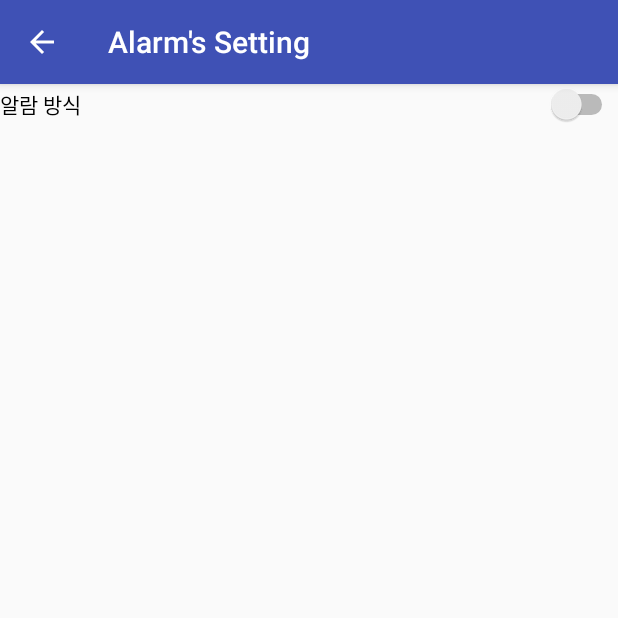
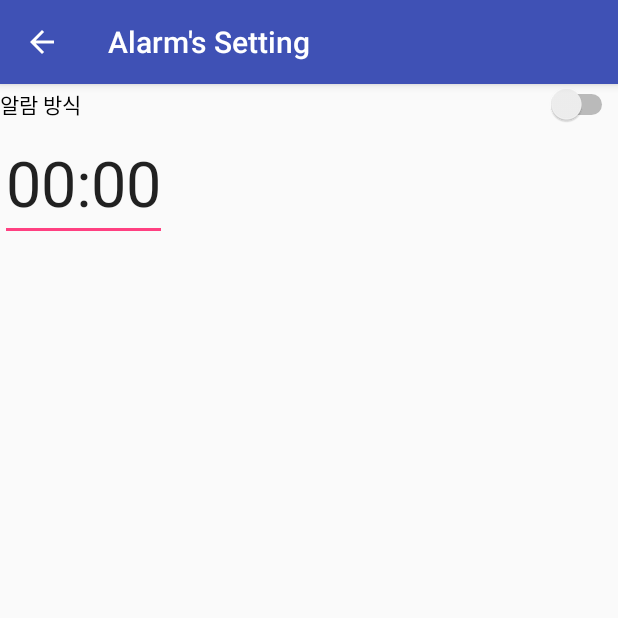
Before and after one commit to lwonho92/SIUC-app, an Android app: the DetailActivity screen opened directly, with no data from a screen before it, on a phone screen of 412 x 824 dp, the top half of it. Run offline under Robolectric (Android 15) with nearby library versions, the phone set to English and light mode, and no system bars.

Commit message:
Add Time Picker Utils file.
Add Time Picker Utils.

```diff
--- a/SleepIfUCan/app/src/main/res/layout/activity_detail.xml
+++ b/SleepIfUCan/app/src/main/res/layout/activity_detail.xml
@@ -1,5 +1,5 @@
 <?xml version="1.0" encoding="utf-8"?>
-<RelativeLayout xmlns:android="http://schemas.android.com/apk/res/android"
+<LinearLayout xmlns:android="http://schemas.android.com/apk/res/android"
     xmlns:tools="http://schemas.android.com/tools"
     android:id="@+id/activity_detail"
     android:layout_width="match_parent"
@@ -8,10 +8,18 @@
     android:paddingLeft="@dimen/activity_horizontal_margin"
     android:paddingRight="@dimen/activity_horizontal_margin"
     android:paddingTop="@dimen/activity_vertical_margin"
+    android:orientation="vertical"
     tools:context="com.example.my.sleepifucan.DetailActivity">
     <Switch
         android:id="@+id/switchType"
         android:layout_width="match_parent"
         android:layout_height="wrap_content"
         android:text="알람 방식" />
-</RelativeLayout>
+
+    <EditText
+        android:layout_width="wrap_content"
+        android:layout_height="wrap_content"
+        android:text="@string/default_time"
+        android:textSize="42sp"
+        android:onClick="showTimePickerDialog" />
+</LinearLayout>
--- a/SleepIfUCan/app/src/main/res/values/strings.xml
+++ b/SleepIfUCan/app/src/main/res/values/strings.xml
@@ -2,4 +2,5 @@
     <string name="app_name">Sleep If U Can</string>
 
     <string name="content_authority">com.example.my.sleepifucan;</string>
+    <string name="default_time">00:00</string>
 </resources>
```
Also changed, not shown: SleepIfUCan/app/src/main/AndroidManifest.xml (+9 -0 lines), SleepIfUCan/app/src/main/java/com/example/my/sleepifucan/AlarmAdapter.java (+8 -1 lines), SleepIfUCan/app/src/main/java/com/example/my/sleepifucan/CallResultActivity.java (added, +17 -0 lines), SleepIfUCan/app/src/main/java/com/example/my/sleepifucan/DetailActivity.java (+9 -1 lines), SleepIfUCan/app/src/main/java/com/example/my/sleepifucan/MainActivity.java (+36 -0 lines), SleepIfUCan/app/src/main/java/com/example/my/sleepifucan/utilities/TimePickerUtils.java (added, +64 -0 lines).
